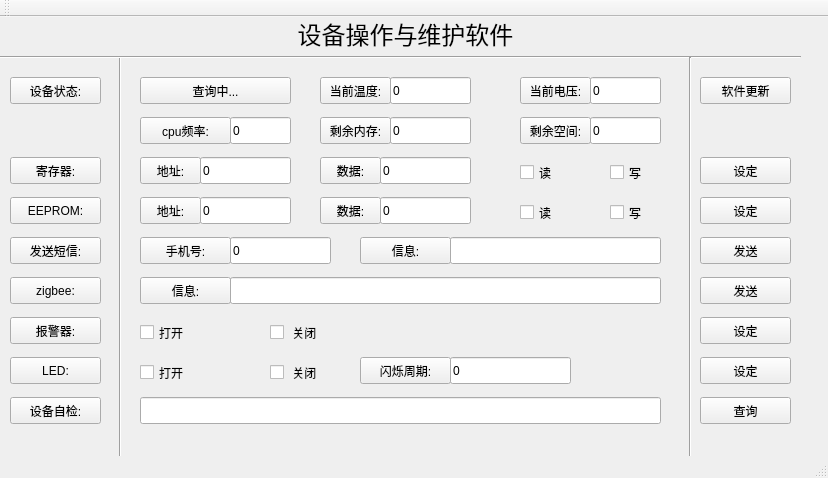
The window that pc/PCOM/mainwindow.ui (youcw/Main_MCM) describes before a commit, drawn with Qt 5.
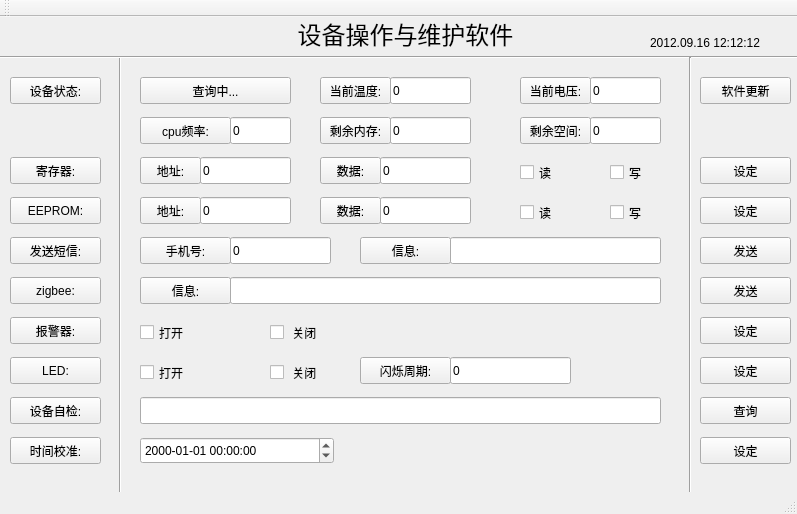
The same window after the commit.

```diff
--- a/pc/PCOM/mainwindow.ui
+++ b/pc/PCOM/mainwindow.ui
@@ -6,8 +6,8 @@
    <rect>
     <x>0</x>
     <y>0</y>
-    <width>828</width>
-    <height>478</height>
+    <width>797</width>
+    <height>514</height>
    </rect>
   </property>
   <property name="windowTitle">
@@ -754,6 +754,58 @@
      <string>查询</string>
     </property>
    </widget>
+   <widget class="QLabel" name="CurrentTimeLabel">
+    <property name="geometry">
+     <rect>
+      <x>650</x>
+      <y>10</y>
+      <width>141</width>
+      <height>31</height>
+     </rect>
+    </property>
+    <property name="text">
+     <string>2012.09.16 12:12:12</string>
+    </property>
+   </widget>
+   <widget class="QDateTimeEdit" name="dateTimeEdit">
+    <property name="geometry">
+     <rect>
+      <x>140</x>
+      <y>420</y>
+      <width>194</width>
+      <height>27</height>
+     </rect>
+    </property>
+    <property name="displayFormat">
+     <string>yyyy-MM-dd hh:mm:ss</string>
+    </property>
+   </widget>
+   <widget class="QPushButton" name="TimeSettingButton">
+    <property name="geometry">
+     <rect>
+      <x>10</x>
+      <y>420</y>
+      <width>91</width>
+      <height>27</height>
+     </rect>
+    </property>
+    <property name="text">
+     <string>时间校准:</string>
+    </property>
+   </widget>
+   <widget class="QPushButton" name="TimeAdjustButton">
+    <property name="geometry">
+     <rect>
+      <x>700</x>
+      <y>420</y>
+      <width>91</width>
+      <height>27</height>
+     </rect>
+    </property>
+    <property name="text">
+     <string>设定</string>
+    </property>
+   </widget>
   </widget>
   <widget class="QMenuBar" name="menuBar">
    <property name="geometry">
```
Left out of the diff: 2 changed lines with no effect on the pictures.
